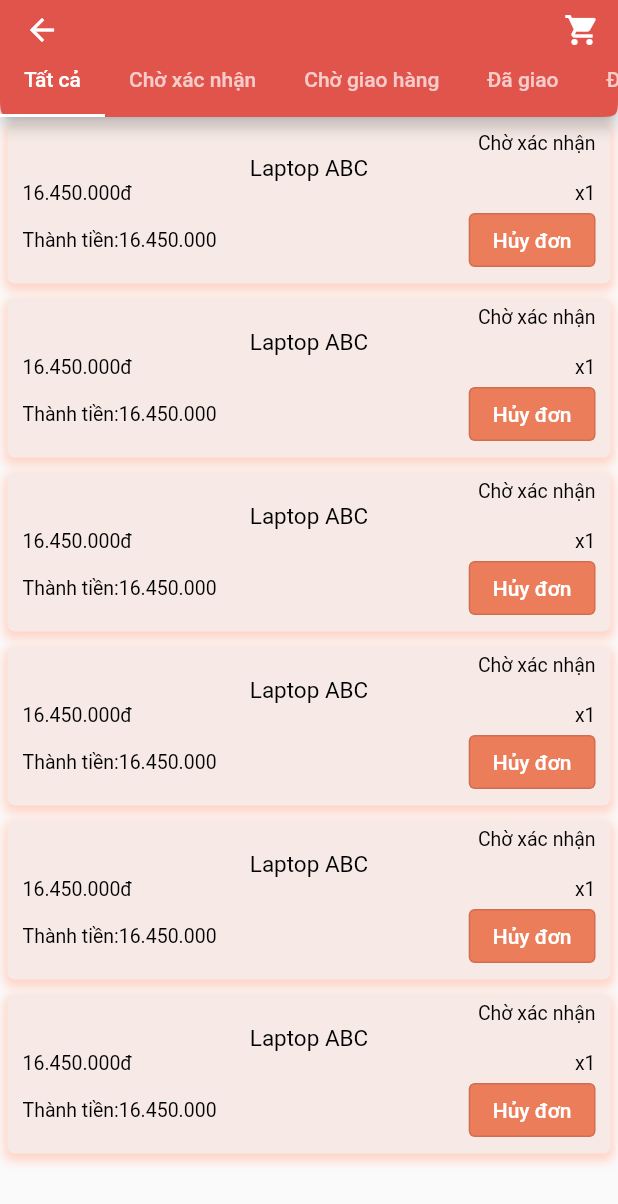
After one commit to htienn611/Mobille_Programming_Project, a Flutter app: the screen it shows after launch, on a phone screen of 412 x 824 dp. The commit adds this screen. Shown: the top 1204 px of the screen. Run offline on Flutter 3.47's test engine with Material 2 defaults, Android fonts, the phone set to English and light mode, and no system bars.

Commit message:
update layout order and orderdetail

```diff
--- a/ecommerce_app/lib/main.dart
+++ b/ecommerce_app/lib/main.dart
@@ -1,4 +1,7 @@
 
+import 'package:ecommerce_app/views/Oder/itemOrder.dart';
+import 'package:ecommerce_app/views/Oder/listOrder.dart';
+import 'package:ecommerce_app/views/Oder/orderDetail.dart';
 import 'package:ecommerce_app/views/listProduct.dart';
 import 'package:ecommerce_app/views/oneProduct.dart';
 import 'package:ecommerce_app/views/productDetail.dart';
@@ -25,7 +28,7 @@ class MyApp extends StatelessWidget {
       theme: ThemeData(
         primarySwatch: Colors.blue,
       ),
-      home: ProductDetail(),
+      home: listOrder(),
 
     );
   }
--- /dev/null
+++ b/ecommerce_app/lib/views/Oder/itemOrder.dart
@@ -0,0 +1,62 @@
+import 'package:flutter/material.dart';
+import 'package:flutter/src/widgets/framework.dart';
+import 'package:flutter/src/widgets/placeholder.dart';
+
+class itemOrder extends StatefulWidget {
+  const itemOrder({super.key});
+
+  @override
+  State<itemOrder> createState() => _itemOrderState();
+}
+
+class _itemOrderState extends State<itemOrder> {
+  @override
+  Widget build(BuildContext context) {
+    return Container(
+      padding: EdgeInsets.fromLTRB(10, 5, 10, 5),
+      margin: EdgeInsets.all(5),
+      decoration: BoxDecoration(
+        color: Color.fromARGB(255, 247, 234, 230),
+
+        borderRadius: BorderRadius.circular(5),
+        boxShadow: [
+          BoxShadow(
+             color: Color.fromARGB(255, 255, 211, 198),
+             blurRadius: 5,
+             spreadRadius: 2,
+             offset: Offset(0, 3),
+
+          )
+        ]
+      ),
+      child: Column(
+        mainAxisAlignment: MainAxisAlignment.start,
+        children: [
+          Row(
+            mainAxisAlignment: MainAxisAlignment.end,
+            children: [
+              Text("Chờ xác nhận",style: TextStyle(fontSize: 13,color: Colors.black),),
+            ],
+          ),
+          Text("Laptop ABC",style: TextStyle(fontSize: 15,color: Colors.black),),
+          Row(
+            mainAxisAlignment: MainAxisAlignment.spaceBetween,
+            children: [
+              Text("16.450.000đ",style: TextStyle(fontSize: 13,color: Colors.black)),
+              Text("x1",style: TextStyle(fontSize: 13,color: Colors.black)),
+            ],
+
+          ),
+          Row(
+            mainAxisAlignment: MainAxisAlignment.spaceBetween,
+            children: [
+              Text("Thành tiền:16.450.000 ",style: TextStyle(fontSize: 13,color: Colors.black)),
+              OutlinedButton(onPressed: (){}, child: Text("Hủy đơn",style: TextStyle(color: Colors.white),),style: ButtonStyle(backgroundColor:MaterialStateColor.resolveWith((states) => Color.fromARGB(255, 236, 125, 91))),)
+
+            ],
+          )
+        ],
+      ),
+    );
+  }
+}
--- /dev/null
+++ b/ecommerce_app/lib/views/Oder/listOrder.dart
@@ -0,0 +1,68 @@
+import 'package:ecommerce_app/views/Oder/itemOrder.dart';
+import 'package:flutter/material.dart';
+import 'package:flutter/src/widgets/framework.dart';
+import 'package:flutter/src/widgets/placeholder.dart';
+
+class listOrder extends StatefulWidget {
+  const listOrder({super.key});
+
+  @override
+  State<listOrder> createState() => _listOrderState();
+}
+
+class _listOrderState extends State<listOrder> {
+  @override
+  Widget build(BuildContext context) {
+    return  DefaultTabController(length: 5, child: Scaffold(appBar: AppBar(
+      leading: IconButton(onPressed: (){},icon: Icon(Icons.arrow_back,)),
+      backgroundColor: Color.fromARGB(255, 224, 84, 75),
+      toolbarHeight: 30,
+      actions: [
+        IconButton(onPressed: (){}, icon: Icon(Icons.shopping_cart))
+
+      ],
+      shape: ContinuousRectangleBorder(
+        borderRadius: BorderRadius.only(bottomLeft: Radius.circular(15),bottomRight: Radius.circular(15))
+      ),
+      bottom: TabBar(tabs:
+      [
+        Tab(text: 'Tất cả',),
+        Tab(text: 'Chờ xác nhận',),
+        Tab(text: 'Chờ giao hàng',),
+        Tab(text: 'Đã giao',),
+        Tab(text: 'Đã hủy',),
+
+      ],
+      indicatorColor: Colors.white,
+      isScrollable: true,
+
+
+
+      ),
+    ),
+    body: TabBarView(children: [
+      ListView.builder(itemCount: 6,itemBuilder: (context, index) {
+        return Column(
+          children: [
+            itemOrder(),
+          ],
+        );
+      },),
+      Center(
+        child: Text("Các đơn hàng chờ xác nhận"),
+      ),
+      Center(
+        child: Text("Các đơn hàng chờ giao"),
+      ),
+      Center(
+        child: Text("Các đơn hàng đã giao"),
+      ),
+       Center(
+        child: Text("Các đơn hàng đã hủy"),
+      ),
+
+    ]),
+    ),
+    );
+  }
+}
```
Also changed, not shown: ecommerce_app/lib/views/Oder/itemOrderDetail.dart (added, +51 -0 lines), ecommerce_app/lib/views/Oder/orderDetail.dart (added, +154 -0 lines), ecommerce_app/pubspec.lock.
